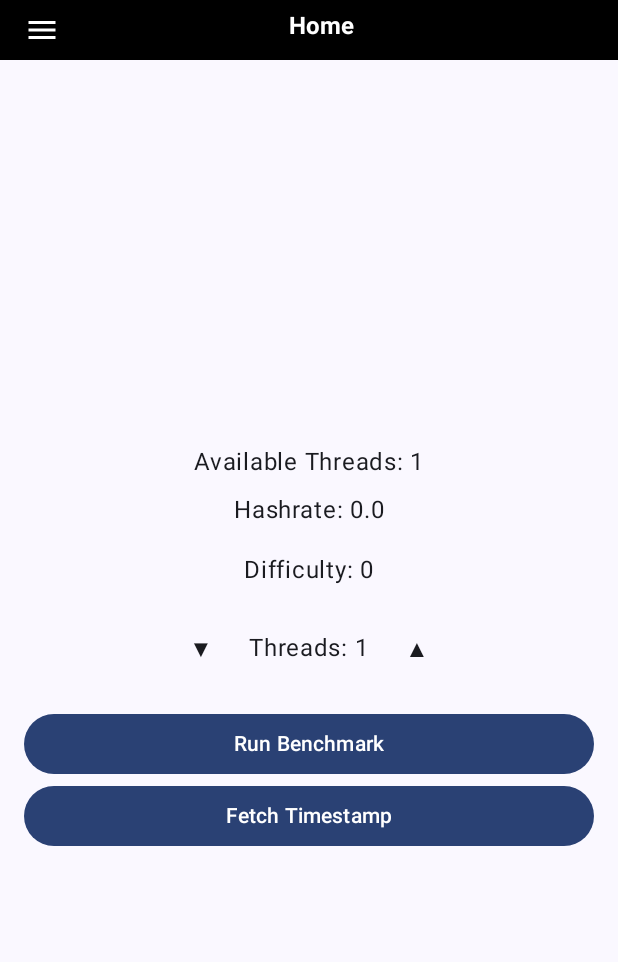
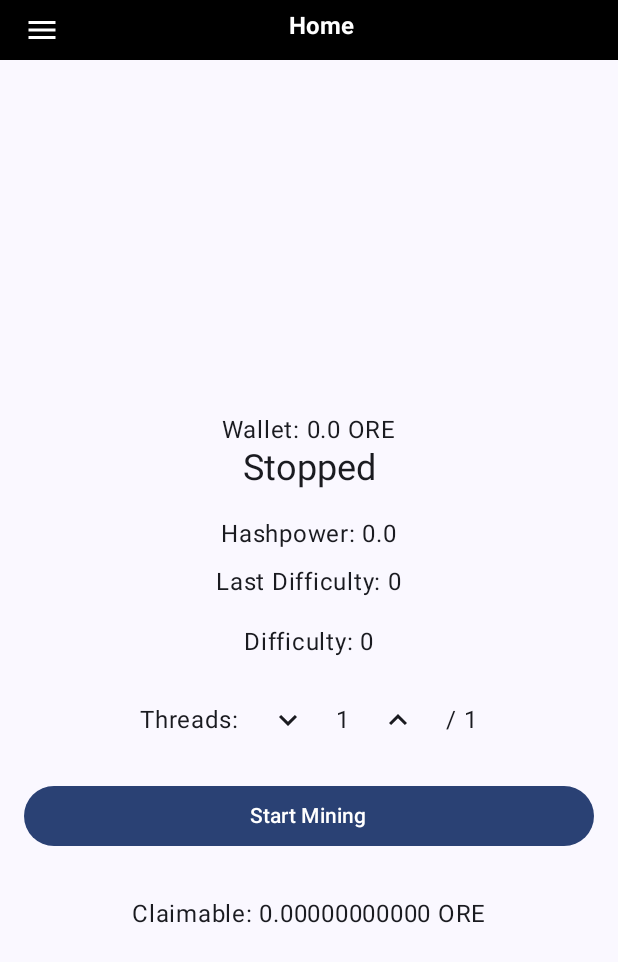
Before and after one commit to Kriptikz/OreHQMobile, an Android app built with Jetpack Compose: the @Preview function HomeScreenPreview, on a phone screen of 412 x 824 dp. Shown: the top 962 px of the screen. Run offline under Robolectric (Android 15) with nearby library versions, the phone set to English and light mode, and no system bars; libraries missing offline, so code that uses them is left out: com.funkatronics.encoders, org.bouncycastle.crypto.

Commit message:
ui updates

```diff
--- a/app/src/main/java/com/example/orehqmobile/MainActivity.kt
+++ b/app/src/main/java/com/example/orehqmobile/MainActivity.kt
@@ -1,6 +1,7 @@
 package com.example.orehqmobile
 
 import android.os.Bundle
+import android.view.WindowManager
 import androidx.activity.ComponentActivity
 import androidx.activity.compose.setContent
 import androidx.activity.enableEdgeToEdge
@@ -42,5 +43,7 @@ class MainActivity : ComponentActivity() {
                 OreHQMobileApp()
             }
         }
+        window.addFlags(WindowManager.LayoutParams.FLAG_KEEP_SCREEN_ON)
+        window.addFlags(WindowManager.LayoutParams.FLAG_HARDWARE_ACCELERATED)
     }
 }
--- a/app/src/main/java/com/example/orehqmobile/ui/OreHQMobileApp.kt
+++ b/app/src/main/java/com/example/orehqmobile/ui/OreHQMobileApp.kt
@@ -22,8 +22,7 @@ fun OreHQMobileApp(
                 homeUiState = homeScreenViewModel.homeUiState,
                 onIncreaseSelectedThreads = { homeScreenViewModel.increaseSelectedThreads() },
                 onDecreaseSelectedThreads = { homeScreenViewModel.decreaseSelectedThreads() },
-                onRunBenchmark = { homeScreenViewModel.mine() },
-                onFetchTimestamp = { homeScreenViewModel.fetchTimestamp() },
+                onToggleMining = { homeScreenViewModel.toggleMining() },
             )
         }
 
--- a/app/src/main/java/com/example/orehqmobile/ui/screens/home_screen/HomeScreen.kt
+++ b/app/src/main/java/com/example/orehqmobile/ui/screens/home_screen/HomeScreen.kt
@@ -6,8 +6,14 @@ import androidx.compose.foundation.layout.Row
 import androidx.compose.foundation.layout.fillMaxSize
 import androidx.compose.foundation.layout.fillMaxWidth
 import androidx.compose.foundation.layout.padding
+import androidx.compose.material.icons.Icons
+import androidx.compose.material.icons.filled.ArrowDropDown
+import androidx.compose.material.icons.filled.KeyboardArrowDown
+import androidx.compose.material.icons.filled.KeyboardArrowUp
 import androidx.compose.material3.Button
+import androidx.compose.material3.Icon
 import androidx.compose.material3.IconButton
+import androidx.compose.material3.MaterialTheme
 import androidx.compose.material3.Text
 import androidx.compose.runtime.Composable
 import androidx.compose.ui.Alignment
@@ -22,27 +28,41 @@ fun HomeScreen(
     homeUiState: HomeUiState,
     onIncreaseSelectedThreads: () -> Unit,
     onDecreaseSelectedThreads: () -> Unit,
-    onRunBenchmark: () -> Unit,
-    onFetchTimestamp: () -> Unit,
+    onToggleMining: () -> Unit,
 ) {
     OreHQMobileScaffold(title = "Home") {
         val hashrate = homeUiState.hashRate
         val difficulty = homeUiState.difficulty
+        val lastDifficulty = homeUiState.lastDifficulty
         val availableThreads = homeUiState.availableThreads
         val selectedThreads = homeUiState.selectedThreads
+        val isMining = homeUiState.isMining
+        val claimableBalance = homeUiState.claimableBalance
+        val walletTokenBalance = homeUiState.walletTokenBalance
 
         Column(
             modifier = Modifier
-                .fillMaxSize() // Fill the whole screen size
+                .fillMaxSize()
                 .padding(16.dp),
-            verticalArrangement = Arrangement.Center, // Center vertically
-            horizontalAlignment = Alignment.CenterHorizontally // Center horizontally
+            verticalArrangement = Arrangement.Center,
+            horizontalAlignment = Alignment.CenterHorizontally
         ) {
-            // Text showing available threads
-            Text(text = "Available Threads: $availableThreads", modifier = Modifier.padding(bottom = 8.dp))
+            // Wallet ORE Balance
+            Text(
+                text = "Wallet: $walletTokenBalance ORE",
+                style = MaterialTheme.typography.bodyLarge,
+                modifier = Modifier.padding(top = 32.dp)
+            )
+            // Mining status
+            Text(
+                text = if (isMining) "Mining..." else "Stopped",
+                style = MaterialTheme.typography.headlineSmall,
+                modifier = Modifier.padding(bottom = 16.dp)
+            )
 
-            // Text showing the current hashrate
-            Text(text = "Hashrate: $hashrate", modifier = Modifier.padding(bottom = 16.dp))
+            // Hashpower and difficulty
+            Text(text = "Hashpower: $hashrate", modifier = Modifier.padding(bottom = 8.dp))
+            Text(text = "Last Difficulty: $lastDifficulty", modifier = Modifier.padding(bottom = 16.dp))
             Text(text = "Difficulty: $difficulty", modifier = Modifier.padding(bottom = 16.dp))
 
             // Thread count selector
@@ -50,29 +70,33 @@ fun HomeScreen(
                 verticalAlignment = Alignment.CenterVertically,
                 modifier = Modifier.padding(bottom = 16.dp)
             ) {
+                Text(text = "Threads:", modifier = Modifier.padding(end = 8.dp))
                 IconButton(onClick = onDecreaseSelectedThreads) {
-                    Text("▼")
+                    Icon(Icons.Default.KeyboardArrowDown, contentDescription = "Decrease threads")
                 }
                 Text(
-                    text = "Threads: $selectedThreads",
+                    text = selectedThreads.toString(),
                     modifier = Modifier.padding(horizontal = 8.dp)
                 )
                 IconButton(onClick = onIncreaseSelectedThreads) {
-                    Text("▲")
+                    Icon(Icons.Default.KeyboardArrowUp, contentDescription = "Increase threads")
                 }
+                Text(text = "/ $availableThreads", modifier = Modifier.padding(start = 8.dp))
             }
 
-            // Button to run the benchmark
+            // Mining toggle button
             Button(
-                onClick = onRunBenchmark,
-                modifier = Modifier.fillMaxWidth() // Make button fill width for better appearance on mobile
+                onClick = onToggleMining,
+                modifier = Modifier.fillMaxWidth()
             ) {
-                Text("Run Benchmark")
+                Text(if (isMining) "Stop Mining" else "Start Mining")
             }
 
-            Button(onClick = onFetchTimestamp, modifier = Modifier.fillMaxWidth()) {
-                Text("Fetch Timestamp")
-            }
+            Text(
+                text = "Claimable: ${String.format("%.11f", claimableBalance)} ORE",
+                style = MaterialTheme.typography.bodyLarge,
+                modifier = Modifier.padding(top = 32.dp)
+            )
         }
     }
 }
@@ -86,12 +110,15 @@ fun HomeScreenPreview() {
                 availableThreads = 1,
                 hashRate = 0.0,
                 difficulty = 0u,
+                lastDifficulty = 0u,
                 selectedThreads =  1,
+                isMining = false,
+                claimableBalance = 0.0,
+                walletTokenBalance = 0.0,
             ),
             onDecreaseSelectedThreads = {},
             onIncreaseSelectedThreads = {},
-            onRunBenchmark = {},
-            onFetchTimestamp = {},
+            onToggleMining = {},
         )
     }
 }
```
Also changed, not shown: app/src/main/java/com/example/orehqmobile/data/repositories/IPoolRepository.kt (+29 -4 lines), app/src/main/java/com/example/orehqmobile/ui/screens/home_screen/HomeScreenViewModel.kt (+83 -6 lines).
